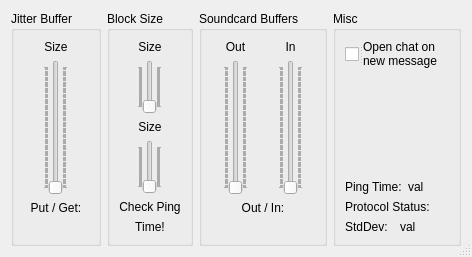
jamulussoftware/jamulus, file src/clientsettingsdlgbase.ui: the form before one commit.
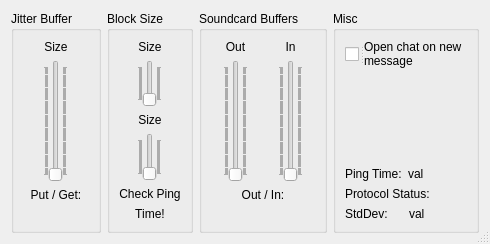
The form after the commit. Icons and pictures are not drawn. Custom widgets are drawn as their Qt base class.

The edit to the form file:
```diff
--- a/src/clientsettingsdlgbase.ui
+++ b/src/clientsettingsdlgbase.ui
@@ -5,8 +5,8 @@
    <rect>
     <x>0</x>
     <y>0</y>
-    <width>425</width>
-    <height>257</height>
+    <width>443</width>
+    <height>244</height>
    </rect>
   </property>
   <property name="windowTitle" >
@@ -770,6 +770,12 @@
         </item>
         <item>
          <widget class="QLabel" name="TextLabelPingTime" >
+          <property name="minimumSize" >
+           <size>
+            <width>40</width>
+            <height>0</height>
+           </size>
+          </property>
           <property name="text" >
            <string>val</string>
           </property>
```
